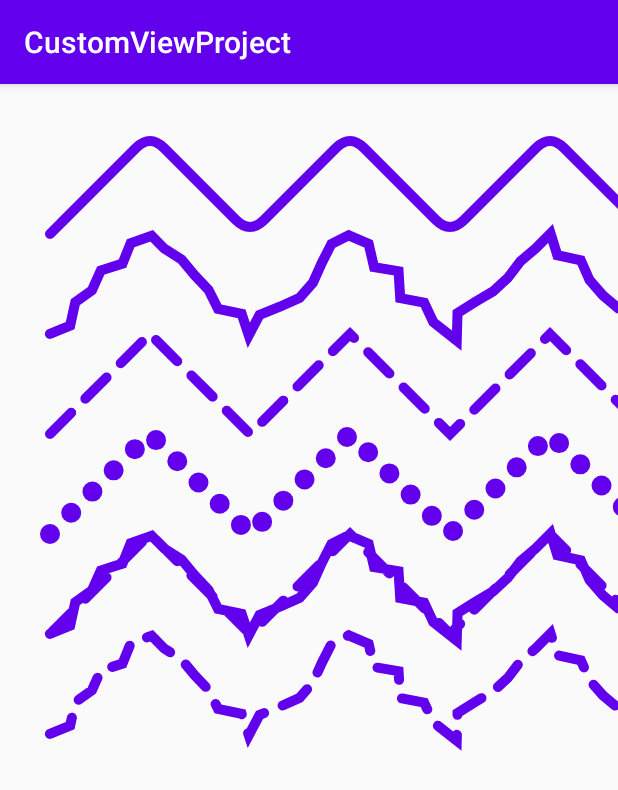
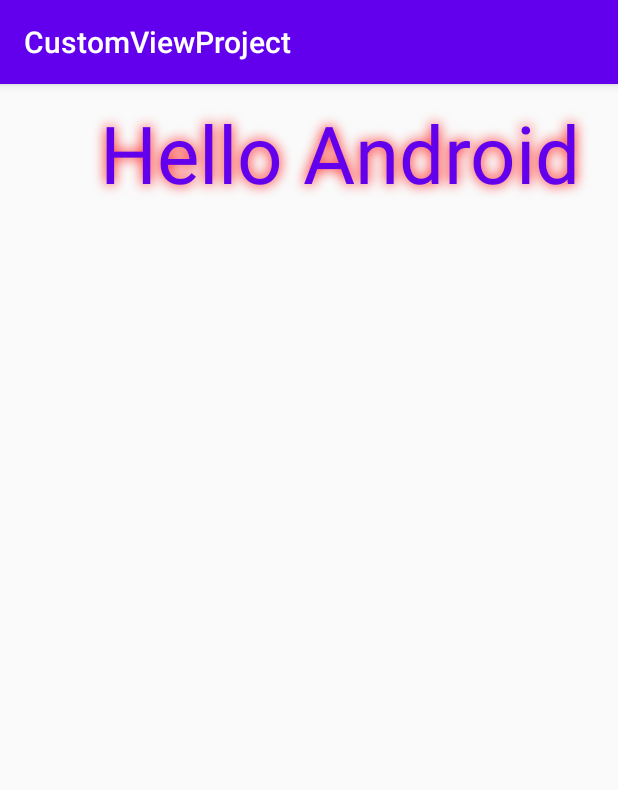
Before and after one commit to devallever/CustomViewProject, an Android app: the screen it shows after launch (MainActivity), on a phone screen of 412 x 824 dp. Shown: the top 790 px of the screen. Run offline under Robolectric (Android 15) with nearby library versions, the phone set to English and light mode, and no system bars.

Commit message:
FEATURE：shadowLayer

```diff
--- a/app/src/main/java/com/allever/demo/customviewproject/PaintDetailView.kt
+++ b/app/src/main/java/com/allever/demo/customviewproject/PaintDetailView.kt
@@ -50,8 +50,10 @@ class PaintDetailView : View {
 //
 //
 //        lineShape(canvas)
-
-        pathEffect(canvas)
+//
+//        pathEffect(canvas)
+//
+        shadowLayer(canvas)
 
 
     }
@@ -317,4 +319,16 @@ class PaintDetailView : View {
         mPaint.pathEffect = composePathEffect
         canvas?.drawPath(path, mPaint)
     }
+
+    private fun shadowLayer(canvas: Canvas?) {
+        mPaint.reset()
+        mPaint.isAntiAlias = true
+        mPaint.color = resources.getColor(R.color.colorPrimary)
+        mPaint.style = Paint.Style.STROKE
+        mPaint.textSize = 80f
+
+        val text = "Hello Android"
+        mPaint.setShadowLayer(10f, 0f, 0f, Color.RED)
+        canvas?.drawText(text, 100f, 100f, mPaint)
+    }
 }
```
Also changed, not shown: 1 other file.
